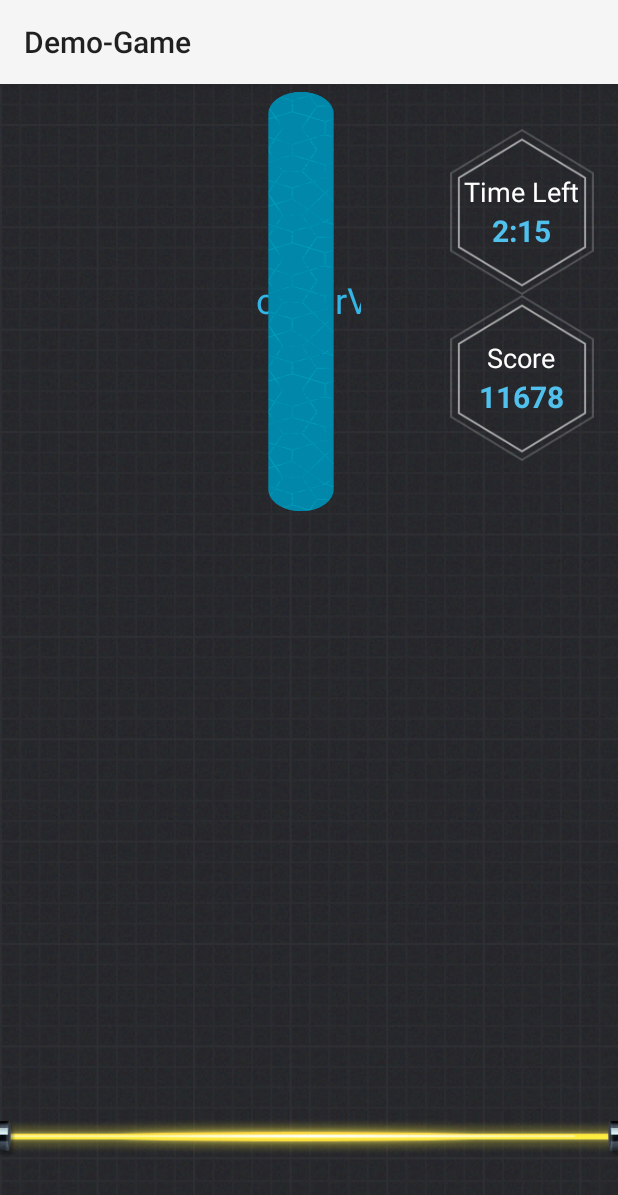
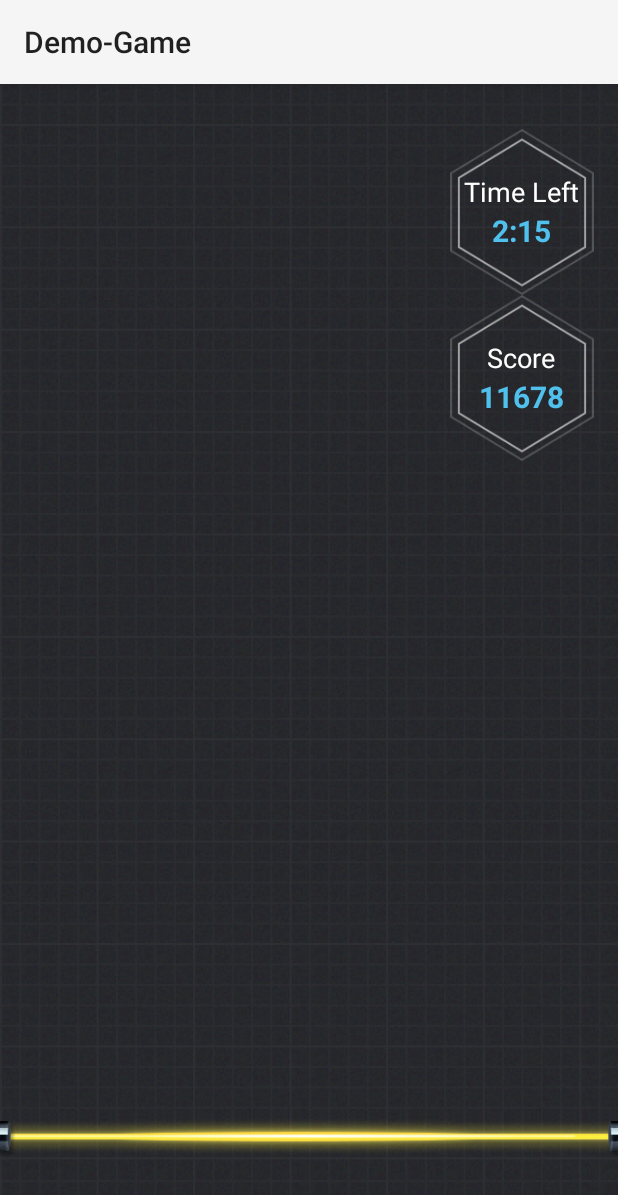
Before and after one commit to EricFu1120/Skea-Android, an Android app: the layout activity_exercise.xml on its own in the app's theme, with its tools: preview values and no code run, on a phone screen of 412 x 824 dp. Shown: the top 1195 px of the screen. Run offline under Robolectric (Android 15) with nearby library versions, the phone set to English and light mode, and no system bars.

Commit message:
采用Property动画

```diff
--- a/Demo-Game/src/main/java/com/example/demogame/view/BarView.java
+++ /dev/null
@@ -1,182 +0,0 @@
-package com.example.demogame.view;
-
-import android.content.Context;
-import android.content.res.TypedArray;
-import android.graphics.Canvas;
-import android.graphics.Color;
-import android.graphics.Paint;
-import android.graphics.drawable.Drawable;
-import android.text.TextPaint;
-import android.util.AttributeSet;
-import android.view.View;
-import com.example.demogame.R;
-
-/**
- * TODO: document your custom view class.
- */
-public class BarView extends View {
-    private String mExampleString; // TODO: use a default from R.string...
-    private int mExampleColor = Color.RED; // TODO: use a default from R.color...
-    private float mExampleDimension = 0; // TODO: use a default from R.dimen...
-    private Drawable mExampleDrawable;
-
-    private TextPaint mTextPaint;
-    private float mTextWidth;
-    private float mTextHeight;
-
-    public BarView(Context context) {
-        super(context);
-        init(null, 0);
-    }
-
-    public BarView(Context context, AttributeSet attrs) {
-        super(context, attrs);
-        init(attrs, 0);
-    }
-
-    public BarView(Context context, AttributeSet attrs, int defStyle) {
-        super(context, attrs, defStyle);
-        init(attrs, defStyle);
-    }
-
-    private void init(AttributeSet attrs, int defStyle) {
-        // Load attributes
-        final TypedArray a = getContext().obtainStyledAttributes(
-                attrs, R.styleable.BarView, defStyle, 0);
-
-        mExampleString = a.getString(
-                R.styleable.BarView_exampleString);
-        mExampleColor = a.getColor(
-                R.styleable.BarView_exampleColor,
-                mExampleColor);
-        // Use getDimensionPixelSize or getDimensionPixelOffset when dealing with
-        // values that should fall on pixel boundaries.
-        mExampleDimension = a.getDimension(
-                R.styleable.BarView_exampleDimension,
-                mExampleDimension);
-
-        if (a.hasValue(R.styleable.BarView_exampleDrawable)) {
-            mExampleDrawable = a.getDrawable(
-                    R.styleable.BarView_exampleDrawable);
-            mExampleDrawable.setCallback(this);
-        }
-
-        a.recycle();
-
-        // Set up a default TextPaint object
-        mTextPaint = new TextPaint();
-        mTextPaint.setFlags(Paint.ANTI_ALIAS_FLAG);
-        mTextPaint.setTextAlign(Paint.Align.LEFT);
-
-        // Update TextPaint and text measurements from attributes
-        invalidateTextPaintAndMeasurements();
-    }
-
-    private void invalidateTextPaintAndMeasurements() {
-        mTextPaint.setTextSize(mExampleDimension);
-        mTextPaint.setColor(mExampleColor);
-        mTextWidth = mTextPaint.measureText(mExampleString);
-
-        Paint.FontMetrics fontMetrics = mTextPaint.getFontMetrics();
-        mTextHeight = fontMetrics.bottom;
-    }
-
-    @Override
-    protected void onDraw(Canvas canvas) {
-        super.onDraw(canvas);
-
-        // TODO: consider storing these as member variables to reduce
-        // allocations per draw cycle.
-        int paddingLeft = getPaddingLeft();
-        int paddingTop = getPaddingTop();
-        int paddingRight = getPaddingRight();
-        int paddingBottom = getPaddingBottom();
-
-        int contentWidth = getWidth() - paddingLeft - paddingRight;
-        int contentHeight = getHeight() - paddingTop - paddingBottom;
-
-        // Draw the text.
-        canvas.drawText(mExampleString,
-                paddingLeft + (contentWidth - mTextWidth) / 2,
-                paddingTop + (contentHeight + mTextHeight) / 2,
-                mTextPaint);
-
-        // Draw the example drawable on top of the text.
-        if (mExampleDrawable != null) {
-            mExampleDrawable.setBounds(paddingLeft, paddingTop,
-                    paddingLeft + contentWidth, paddingTop + contentHeight);
-            mExampleDrawable.draw(canvas);
-        }
-    }
-
-    /**
-     * Gets the example string attribute value.
-     * @return The example string attribute value.
-     */
-    public String getExampleString() {
-        return mExampleString;
-    }
-
-    /**
-     * Sets the view's example string attribute value. In the example view, this string
-     * is the text to draw.
-     * @param exampleString The example string attribute value to use.
-     */
-    public void setExampleString(String exampleString) {
-        mExampleString = exampleString;
-        invalidateTextPaintAndMeasurements();
-    }
-
-    /**
-     * Gets the example color attribute value.
-     * @return The example color attribute value.
-     */
-    public int getExampleColor() {
-        return mExampleColor;
-    }
-
-    /**
-     * Sets the view's example color attribute value. In the example view, this color
-     * is the font color.
-     * @param exampleColor The example color attribute value to use.
-     */
-    public void setExampleColor(int exampleColor) {
-        mExampleColor = exampleColor;
-        invalidateTextPaintAndMeasurements();
-    }
-
-    /**
-     * Gets the example dimension attribute value.
-     * @return The example dimension attribute value.
-     */
-    public float getExampleDimension() {
-        return mExampleDimension;
-    }
-
-    /**
-     * Sets the view's example dimension attribute value. In the example view, this dimension
-     * is the font size.
-     * @param exampleDimension The example dimension attribute value to use.
-     */
-    public void setExampleDimension(float exampleDimension) {
-        mExampleDimension = exampleDimension;
-        invalidateTextPaintAndMeasurements();
-    }
-
-    /**
-     * Gets the example drawable attribute value.
-     * @return The example drawable attribute value.
-     */
-    public Drawable getExampleDrawable() {
-        return mExampleDrawable;
-    }
-
-    /**
-     * Sets the view's example drawable attribute value. In the example view, this drawable is
-     * drawn above the text.
-     * @param exampleDrawable The example drawable attribute value to use.
-     */
-    public void setExampleDrawable(Drawable exampleDrawable) {
-        mExampleDrawable = exampleDrawable;
-    }
-}
--- a/Demo-Game/src/main/java/com/example/demogame/view/BarViewGlowAnimator.java
+++ b/Demo-Game/src/main/java/com/example/demogame/view/BarViewBehindAnimator.java
@@ -8,7 +8,7 @@ import com.nineoldandroids.animation.ObjectAnimator;
 /**
  * Created by Ervin on 14/11/2.
  */
-public class BarViewGlowAnimator extends BaseViewAnimator {
+public class BarViewBehindAnimator extends BaseViewAnimator {
 
     private View target;
 
@@ -17,7 +17,7 @@ public class BarViewGlowAnimator extends BaseViewAnimator {
         this.target = target;
         int distance = getMainParent().getHeight();
         getAnimatorAgent().playTogether(
-                ObjectAnimator.ofFloat(target, "alpha", 0, 1), ObjectAnimator.ofFloat(target, "translationY", -target.getHeight(), distance));
+                ObjectAnimator.ofFloat(target, "alpha", 0.2f, 1), ObjectAnimator.ofFloat(target, "translationY", -target.getHeight(), distance));
 
     }
 
--- a/Demo-Game/src/main/java/com/example/demogame/view/BarViewAnimator.java
+++ b/Demo-Game/src/main/java/com/example/demogame/view/BarViewFrontAnimator.java
@@ -8,7 +8,7 @@ import com.nineoldandroids.animation.ObjectAnimator;
 /**
  * Created by Ervin on 14/10/31.
  */
-public class BarViewAnimator extends BaseViewAnimator {
+public class BarViewFrontAnimator extends BaseViewAnimator {
 
     private View target;
 
@@ -18,7 +18,7 @@ public class BarViewAnimator extends BaseViewAnimator {
         ViewGroup parent = getMainParent();
         int distance = parent.getHeight();
         getAnimatorAgent().playTogether(
-                ObjectAnimator.ofFloat(target, "alpha", 0, 1), ObjectAnimator.ofFloat(target, "translationY", -target.getHeight(), distance));
+                ObjectAnimator.ofFloat(target, "alpha", 0.2f, 1), ObjectAnimator.ofFloat(target, "translationY", -target.getHeight(), distance));
     }
 
     @Override
--- a/Demo-Game/src/main/res/layout/activity_exercise.xml
+++ b/Demo-Game/src/main/res/layout/activity_exercise.xml
@@ -7,20 +7,10 @@
 
 
     <RelativeLayout
+        android:id="@+id/behindParent"
         android:layout_width="match_parent"
         android:layout_height="match_parent"
         android:background="@color/transparent">
-
-        <com.example.demogame.view.BarView xmlns:app="http://schemas.android.com/apk/res/com.example.demogame"
-            android:id="@+id/bar_view_glow"
-            android:layout_width="70dp"
-            android:layout_height="300dp"
-            android:paddingLeft="20dp"
-            android:layout_centerHorizontal="true"
-            app:exampleDimension="24sp"
-            app:exampleColor="#33b5e5"
-            app:exampleString="Hello, BarView"
-            app:exampleDrawable="@drawable/bar_long_glow" />
 
         <ImageView
             android:layout_alignParentBottom="true"
@@ -35,6 +25,7 @@
 
 
     <RelativeLayout
+        android:id="@+id/frontParent"
         android:background="@drawable/bg_exercise"
         android:layout_width="match_parent"
         android:layout_height="match_parent"
@@ -127,16 +118,6 @@
 
         </RelativeLayout>
 
-
-        <com.example.demogame.view.BarView xmlns:app="http://schemas.android.com/apk/res/com.example.demogame"
-            android:id="@+id/bar_view"
-            android:layout_width="70dp"
-            android:layout_height="300dp"
-            android:layout_centerHorizontal="true"
-            app:exampleDimension="24sp"
-            app:exampleColor="#33b5e5"
-            app:exampleString="Hello, BarView"
-            app:exampleDrawable="@drawable/bar_long" />
     </RelativeLayout>
 
 </RelativeLayout>
```
Also changed, not shown: Demo-Game/src/main/java/com/example/demogame/DensityUtils.java (added, +25 -0 lines), Demo-Game/src/main/java/com/example/demogame/ExerciseActivity.java (+26 -17 lines), Demo-Game/src/main/java/com/example/demogame/core/ExerciseManager.java (added, +120 -0 lines), Demo-Game/src/main/java/com/example/demogame/core/TimeCounter.java (+42 -0 lines), Demo-Game/src/main/java/com/example/demogame/view/BarViewManager.java (deleted, +0 -8 lines), Demo-Game/src/main/java/com/example/demogame/view/BarViewWrapper.java (added, +157 -0 lines), Demo-Game/src/main/res/layout/bar_view.xml (deleted, +0 -18 lines).
